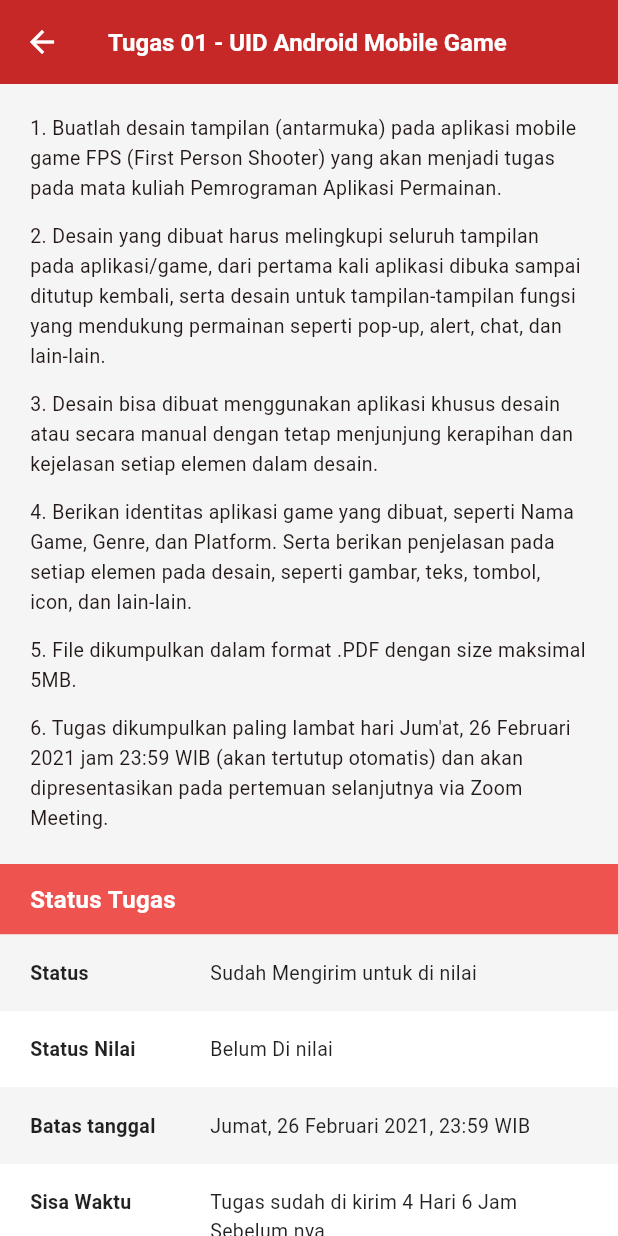
After one commit to wahyudiRomadhoni/learngapp, a Flutter app: the AssignmentDetailScreen screen opened directly, on a phone screen of 412 x 824 dp. The commit adds this screen. Run offline on Flutter 3.47's test engine with Material 3 defaults, Android fonts, the phone set to English and light mode, and no system bars.

Commit message:
menambahkan detail pada halaman kelas dan kuis

```diff
--- /dev/null
+++ b/lib/screens/assignment_detail_screen.dart
@@ -0,0 +1,186 @@
+import 'package:flutter/material.dart';
+
+class AssignmentDetailScreen extends StatelessWidget {
+  const AssignmentDetailScreen({super.key});
+
+  @override
+  Widget build(BuildContext context) {
+    return Scaffold(
+      appBar: AppBar(
+        title: const Text(
+          'Tugas 01 - UID Android Mobile Game',
+          style: TextStyle(
+            color: Colors.white,
+            fontSize: 16,
+            fontWeight: FontWeight.bold,
+          ),
+        ),
+        backgroundColor: const Color(0xFFC62828),
+        iconTheme: const IconThemeData(color: Colors.white),
+      ),
+      body: SingleChildScrollView(
+        child: Column(
+          crossAxisAlignment: CrossAxisAlignment.start,
+          children: [
+            // Description Section
+            Padding(
+              padding: const EdgeInsets.all(20.0),
+              child: Column(
+                crossAxisAlignment: CrossAxisAlignment.start,
+                children: const [
+                  Text(
+                    '1. Buatlah desain tampilan (antarmuka) pada aplikasi mobile game FPS (First Person Shooter) yang akan menjadi tugas pada mata kuliah Pemrograman Aplikasi Permainan.',
+                    style: TextStyle(height: 1.5, fontSize: 13),
+                  ),
+                  SizedBox(height: 12),
+                  Text(
+                    '2. Desain yang dibuat harus melingkupi seluruh tampilan pada aplikasi/game, dari pertama kali aplikasi dibuka sampai ditutup kembali, serta desain untuk tampilan-tampilan fungsi yang mendukung permainan seperti pop-up, alert, chat, dan lain-lain.',
+                    style: TextStyle(height: 1.5, fontSize: 13),
+                  ),
+                  SizedBox(height: 12),
+                  Text(
+                    '3. Desain bisa dibuat menggunakan aplikasi khusus desain atau secara manual dengan tetap menjunjung kerapihan dan kejelasan setiap elemen dalam desain.',
+                    style: TextStyle(height: 1.5, fontSize: 13),
+                  ),
+                  SizedBox(height: 12),
+                  Text(
+                    '4. Berikan identitas aplikasi game yang dibuat, seperti Nama Game, Genre, dan Platform. Serta berikan penjelasan pada setiap elemen pada desain, seperti gambar, teks, tombol, icon, dan lain-lain.',
+                    style: TextStyle(height: 1.5, fontSize: 13),
+                  ),
+                   SizedBox(height: 12),
+                  Text(
+                    '5. File dikumpulkan dalam format .PDF dengan size maksimal 5MB.',
+                    style: TextStyle(height: 1.5, fontSize: 13),
+                  ),
+                   SizedBox(height: 12),
+                  Text(
+                    '6. Tugas dikumpulkan paling lambat hari Jum\'at, 26 Februari 2021 jam 23:59 WIB (akan tertutup otomatis) dan akan dipresentasikan pada pertemuan selanjutnya via Zoom Meeting.',
+                    style: TextStyle(height: 1.5, fontSize: 13),
+                  ),
+                ],
+              ),
+            ),
+
+            // Status Tugas Section
+            Container(
+              width: double.infinity,
+              padding: const EdgeInsets.symmetric(horizontal: 20, vertical: 12),
+              color: const Color(0xFFEF5350), // Lighter red
+              child: const Text(
+                'Status Tugas',
+                style: TextStyle(
+                  color: Colors.white,
+                  fontWeight: FontWeight.bold,
+                  fontSize: 16,
+                ),
+              ),
+            ),
+
+            // Status Table
+            _buildStatusRow('Status', 'Sudah Mengirim untuk di nilai', isEven: true),
+            _buildStatusRow('Status Nilai', 'Belum Di nilai', isEven: false),
+            _buildStatusRow('Batas tanggal', 'Jumat, 26 Februari 2021, 23:59 WIB', isEven: true),
+            _buildStatusRow('Sisa Waktu', 'Tugas sudah di kirim 4 Hari 6 Jam Sebelum nya', isEven: false),
+            _buildFileRow('File Tugas', 'Wahyudi Romadhoni_7708170114.pdf', isEven: true),
+
+            const SizedBox(height: 40),
+
+            // Tambahkan Tugas Button
+            Center(
+               child: Container(
+                 padding: const EdgeInsets.symmetric(horizontal: 24, vertical: 12),
+                 decoration: BoxDecoration(
+                   color: Colors.grey[200],
+                   borderRadius: BorderRadius.circular(8),
+                 ),
+                 child: const Text(
+                   'Tambahkan Tugas',
+                   style: TextStyle(
+                     color: Colors.black,
+                     fontWeight: FontWeight.w500,
+                   ),
+                 ),
+               ),
+            ),
+             const SizedBox(height: 40),
+          ],
+        ),
+      ),
+    );
+  }
+
+  Widget _buildStatusRow(String label, String value, {required bool isEven}) {
+    return Container(
+      color: isEven ? const Color(0xFFF5F5F5) : Colors.white, // Alternating colors
+      padding: const EdgeInsets.symmetric(horizontal: 20, vertical: 16),
+      child: Row(
+        crossAxisAlignment: CrossAxisAlignment.start,
+        children: [
+          SizedBox(
+            width: 120,
+            child: Text(
+              label,
+              style: const TextStyle(
+                fontWeight: FontWeight.bold,
+                fontSize: 13,
+                color: Colors.black87,
+              ),
+            ),
+          ),
+          Expanded(
+            child: Text(
+              value,
+              style: const TextStyle(
+                fontSize: 13,
+                color: Colors.black87,
+              ),
+            ),
+          ),
+        ],
+      ),
+    );
+  }
+
+  Widget _buildFileRow(String label, String fileName, {required bool isEven}) {
+    return Container(
+      color: isEven ? const Color(0xFFF5F5F5) : Colors.white,
+      padding: const EdgeInsets.symmetric(horizontal: 20, vertical: 16),
+      child: Row(
+        crossAxisAlignment: CrossAxisAlignment.start,
+        children: [
+          SizedBox(
+            width: 120,
+            child: Text(
+              label,
+              style: const TextStyle(
+                fontWeight: FontWeight.bold,
+                fontSize: 13,
+                color: Colors.black87,
+              ),
+            ),
+          ),
+          Expanded(
+            child: Row(
+              children: [
+                const Icon(Icons.description_outlined, size: 20, color: Colors.black54),
+                const SizedBox(width: 8),
+                Expanded(
+                  child: Text(
+                    fileName,
+                    style: const TextStyle(
+                      fontSize: 13,
+                      color: Colors.black87,
+                      decoration: TextDecoration.underline, // Usually files are clickable
+                    ),
+                    maxLines: 1,
+                    overflow: TextOverflow.ellipsis,
+                  ),
+                ),
+              ],
+            ),
+          ),
+        ],
+      ),
+    );
+  }
+}
```
Also changed, not shown: lib/screens/class_detail_screen.dart (+23 -1 lines), lib/screens/quiz_screen.dart (added, +296 -0 lines).
